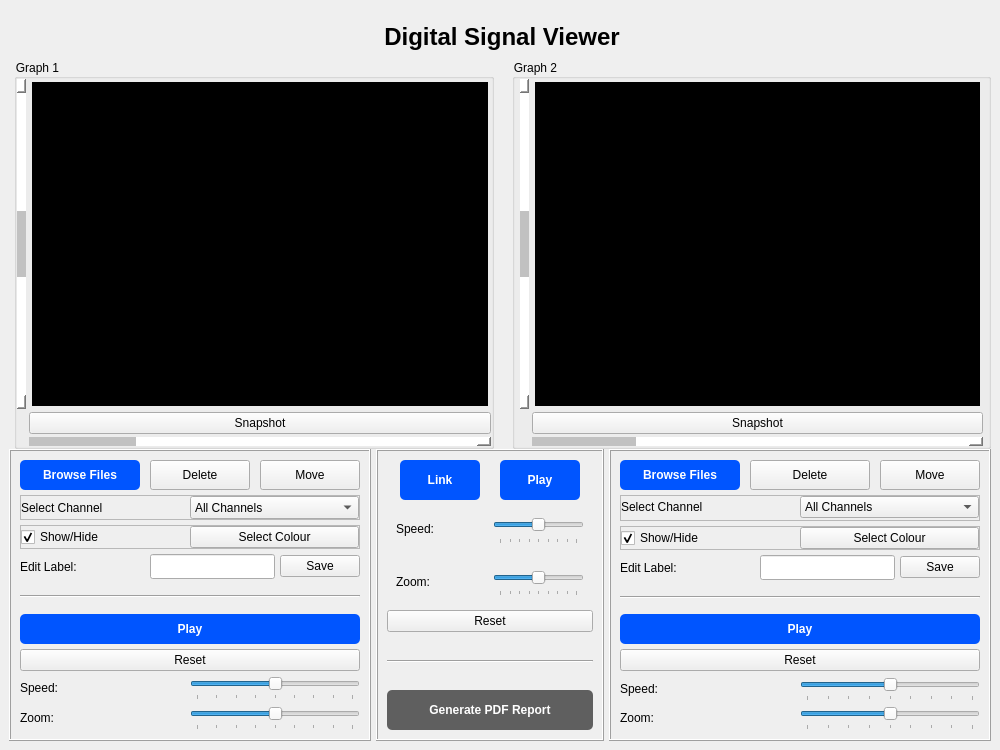
Before: the Qt Designer form task1.ui in OmarAtef0/Digital-Signal-Visualizer, drawn with Qt 5.
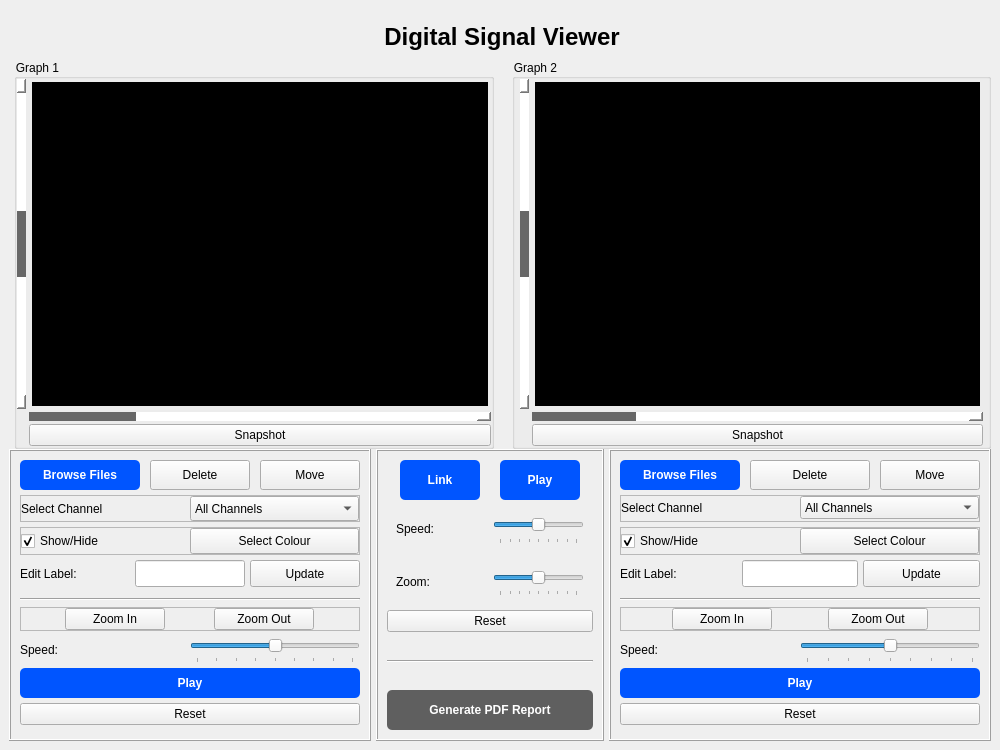
After: the same form once the commit is applied. Custom widgets are drawn as their Qt base class.

```diff
--- a/task1.ui
+++ b/task1.ui
@@ -351,7 +351,7 @@
 
 QScrollBar::handle:vertical
  {
- background-color: #c1c1c1;
+ background-color: #676767;
 }
 
 
@@ -408,50 +408,50 @@
                     </widget>
                    </item>
                    <item row="2" column="1">
-                    <widget class="QScrollBar" name="HorizontalScrollBar_1">
-                     <property name="sizePolicy">
-                      <sizepolicy hsizetype="Expanding" vsizetype="Expanding">
-                       <horstretch>0</horstretch>
-                       <verstretch>0</verstretch>
-                      </sizepolicy>
-                     </property>
-                     <property name="minimumSize">
-                      <size>
-                       <width>0</width>
-                       <height>9</height>
-                      </size>
-                     </property>
-                     <property name="maximumSize">
-                      <size>
-                       <width>16777215</width>
-                       <height>9</height>
-                      </size>
-                     </property>
-                     <property name="styleSheet">
-                      <string notr="true">QScrollBar:horizontal {
-	background-color: rgb(255, 255, 255);
-}
-
-QScrollBar::handle:horizontal {
- background-color: #c1c1c1;
-}
-</string>
-                     </property>
-                     <property name="pageStep">
-                      <number>30</number>
-                     </property>
-                     <property name="orientation">
-                      <enum>Qt::Horizontal</enum>
-                     </property>
-                    </widget>
-                   </item>
-                   <item row="1" column="1">
                     <widget class="QPushButton" name="snapshot_1">
                      <property name="text">
                       <string>Snapshot</string>
                      </property>
                     </widget>
                    </item>
+                   <item row="1" column="1">
+                    <widget class="QScrollBar" name="HorizontalScrollBar_1">
+                     <property name="sizePolicy">
+                      <sizepolicy hsizetype="Expanding" vsizetype="Expanding">
+                       <horstretch>0</horstretch>
+                       <verstretch>0</verstretch>
+                      </sizepolicy>
+                     </property>
+                     <property name="minimumSize">
+                      <size>
+                       <width>0</width>
+                       <height>9</height>
+                      </size>
+                     </property>
+                     <property name="maximumSize">
+                      <size>
+                       <width>16777215</width>
+                       <height>9</height>
+                      </size>
+                     </property>
+                     <property name="styleSheet">
+                      <string notr="true">QScrollBar:horizontal {
+	background-color: rgb(255, 255, 255);
+}
+
+QScrollBar::handle:horizontal {
+ background-color:rgb(103, 103, 103);
+}
+</string>
+                     </property>
+                     <property name="pageStep">
+                      <number>30</number>
+                     </property>
+                     <property name="orientation">
+                      <enum>Qt::Horizontal</enum>
+                     </property>
+                    </widget>
+                   </item>
                   </layout>
                  </widget>
                 </item>
@@ -538,6 +538,13 @@
                    <property name="spacing">
                     <number>3</number>
                    </property>
+                   <item row="2" column="1">
+                    <widget class="QPushButton" name="snapshot_2">
+                     <property name="text">
+                      <string>Snapshot</string>
+                     </property>
+                    </widget>
+                   </item>
                    <item row="0" column="0">
                     <widget class="QScrollBar" name="VerticalScrollBar_2">
                      <property name="sizePolicy">
@@ -565,8 +572,10 @@
 
 QScrollBar::handle:vertical
  {
- background-color: #c1c1c1;
+ background-color: #676767;
 }
+
+
 </string>
                      </property>
                      <property name="minimum">
@@ -616,7 +625,7 @@
                      </property>
                     </widget>
                    </item>
-                   <item row="2" column="1">
+                   <item row="1" column="1">
                     <widget class="QScrollBar" name="HorizontalScrollBar_2">
                      <property name="sizePolicy">
                       <sizepolicy hsizetype="Expanding" vsizetype="Expanding">
@@ -642,7 +651,7 @@
 }
 
 QScrollBar::handle:horizontal {
- background-color: #c1c1c1;
+ background-color: #676767;
 }
 </string>
                      </property>
@@ -654,13 +663,6 @@
                      </property>
                     </widget>
                    </item>
-                   <item row="1" column="1">
-                    <widget class="QPushButton" name="snapshot_2">
-                     <property name="text">
-                      <string>Snapshot</string>
-                     </property>
-                    </widget>
-                   </item>
                   </layout>
                  </widget>
                 </item>
@@ -1156,8 +1158,14 @@
                 </item>
                 <item>
                  <widget class="QPushButton" name="SaveButton_1">
+                  <property name="sizePolicy">
+                   <sizepolicy hsizetype="Expanding" vsizetype="Expanding">
+                    <horstretch>0</horstretch>
+                    <verstretch>0</verstretch>
+                   </sizepolicy>
+                  </property>
                   <property name="text">
-                   <string>Save</string>
+                   <string>Update</string>
                   </property>
                  </widget>
                 </item>
@@ -1222,27 +1230,15 @@
                   </property>
                  </widget>
                 </item>
-               </layout>
-              </widget>
-             </item>
              <item>
-              <widget class="QFrame" name="frame_22">
-               <property name="maximumSize">
-                <size>
-                 <width>16777215</width>
-                 <height>16777215</height>
-                </size>
-               </property>
+                 <widget class="QFrame" name="frame_2">
                <property name="frameShape">
-                <enum>QFrame::NoFrame</enum>
+                   <enum>QFrame::StyledPanel</enum>
                </property>
                <property name="frameShadow">
                 <enum>QFrame::Raised</enum>
                </property>
-               <property name="lineWidth">
-                <number>0</number>
-               </property>
-               <layout class="QVBoxLayout" name="verticalLayout_13">
+                  <layout class="QHBoxLayout" name="horizontalLayout_7">
                 <property name="spacing">
                  <number>5</number>
                 </property>
@@ -1259,7 +1255,7 @@
                  <number>0</number>
                 </property>
                 <item>
-                 <widget class="QPushButton" name="PlayPauseButton_1">
+                    <widget class="QPushButton" name="ZoomIn_1">
                   <property name="sizePolicy">
                    <sizepolicy hsizetype="Expanding" vsizetype="Expanding">
                     <horstretch>0</horstretch>
@@ -1268,45 +1264,53 @@
                   </property>
                   <property name="minimumSize">
                    <size>
-                    <width>80</width>
-                    <height>30</height>
+                       <width>50</width>
+                       <height>22</height>
                    </size>
                   </property>
                   <property name="maximumSize">
                    <size>
-                    <width>16777215</width>
+                       <width>100</width>
                     <height>16777215</height>
                    </size>
                   </property>
-                  <property name="font">
-                   <font>
-                    <bold>true</bold>
-                   </font>
-                  </property>
                   <property name="styleSheet">
-                   <string notr="true">
-
-QPushButton {
-    background-color: rgb(0, 85, 255);
-color:rgb(255, 255, 255);
-border-radius:5px;
-}
-
-QPushButton:hover {
-    background-color: rgb(0, 50, 150);
-}
-</string>
+                      <string notr="true"/>
                   </property>
                   <property name="text">
-                   <string>Play</string>
+                      <string>Zoom In</string>
                   </property>
                  </widget>
                 </item>
                 <item>
-                 <widget class="QPushButton" name="ResetButton_1">
+                    <widget class="QPushButton" name="ZoomOut_1">
+                     <property name="sizePolicy">
+                      <sizepolicy hsizetype="Expanding" vsizetype="Expanding">
+                       <horstretch>0</horstretch>
+                       <verstretch>0</verstretch>
+                      </sizepolicy>
+                     </property>
+                     <property name="minimumSize">
+                      <size>
+                       <width>100</width>
+                       <height>22</height>
+                      </size>
+                     </property>
+                     <property name="maximumSize">
+                      <size>
+                       <width>100</width>
+                       <height>16777215</height>
+                      </size>
+                     </property>
+                     <property name="styleSheet">
+                      <string notr="true"/>
+                     </property>
                   <property name="text">
-                   <string>Reset</string>
-                  </property>
+                      <string>Zoom Out</string>
+                     </property>
+                    </widget>
+                   </item>
+                  </layout>
                  </widget>
                 </item>
                </layout>
@@ -1393,6 +1397,9 @@
                   <property name="cursor">
                    <cursorShape>PointingHandCursor</cursorShape>
                   </property>
+                  <property name="styleSheet">
+                   <string notr="true"/>
+                  </property>
                   <property name="maximum">
                    <number>8</number>
                   </property>
@@ -1416,6 +1423,93 @@
                </layout>
               </widget>
              </item>
+             <item>
+              <widget class="QFrame" name="frame_22">
+               <property name="maximumSize">
+                <size>
+                 <width>16777215</width>
+                 <height>16777215</height>
+                </size>
+               </property>
+               <property name="frameShape">
+                <enum>QFrame::NoFrame</enum>
+               </property>
+               <property name="frameShadow">
+                <enum>QFrame::Raised</enum>
+               </property>
+               <property name="lineWidth">
+                <number>0</number>
+               </property>
+               <layout class="QVBoxLayout" name="verticalLayout_13">
+                <property name="spacing">
+                 <number>5</number>
+                </property>
+                <property name="leftMargin">
+                 <number>0</number>
+                </property>
+                <property name="topMargin">
+                 <number>0</number>
+                </property>
+                <property name="rightMargin">
+                 <number>0</number>
+                </property>
+                <property name="bottomMargin">
+                 <number>0</number>
+                </property>
+                <item>
+                 <widget class="QPushButton" name="PlayPauseButton_1">
+                  <property name="sizePolicy">
+                   <sizepolicy hsizetype="Expanding" vsizetype="Expanding">
+                    <horstretch>0</horstretch>
+                    <verstretch>0</verstretch>
+                   </sizepolicy>
+                  </property>
+                  <property name="minimumSize">
+                   <size>
+                    <width>80</width>
+                    <height>30</height>
+                   </size>
+                  </property>
+                  <property name="maximumSize">
+                   <size>
+                    <width>16777215</width>
+                    <height>16777215</height>
+                   </size>
+                  </property>
+                  <property name="font">
+                   <font>
+                    <bold>true</bold>
+                   </font>
+                  </property>
+                  <property name="styleSheet">
+                   <string notr="true">
+
+QPushButton {
+    background-color: rgb(0, 85, 255);
+color:rgb(255, 255, 255);
+border-radius:5px;
+}
+
+QPushButton:hover {
+    background-color: rgb(0, 50, 150);
+}
+</string>
+                  </property>
+                  <property name="text">
+                   <string>Play</string>
+                  </property>
+                 </widget>
+                </item>
+                <item>
+                 <widget class="QPushButton" name="ResetButton_1">
+                  <property name="text">
+                   <string>Reset</string>
+                  </property>
+                 </widget>
+                </item>
+               </layout>
+              </widget>
+             </item>
              <item>
               <widget class="QFrame" name="frame_21">
                <property name="maximumSize">
@@ -1449,77 +1543,6 @@
                 <property name="bottomMargin">
                  <number>0</number>
                 </property>
-                <item>
-                 <widget class="QLabel" name="label_16">
-                  <property name="sizePolicy">
-                   <sizepolicy hsizetype="Expanding" vsizetype="Expanding">
-                    <horstretch>0</horstretch>
-                    <verstretch>0</verstretch>
-                   </sizepolicy>
-                  </property>
-                  <property name="minimumSize">
-                   <size>
-                    <width>0</width>
-                    <height>15</height>
-                   </size>
-                  </property>
-                  <property name="maximumSize">
-                   <size>
-                    <width>16777215</width>
-                    <height>16777215</height>
-                   </size>
-                  </property>
-                  <property name="text">
-                   <string>Zoom:</string>
-                  </property>
-                 </widget>
-                </item>
-                <item>
-                 <widget class="QSlider" name="ZoomSlider_1">
-                  <property name="sizePolicy">
-                   <sizepolicy hsizetype="Expanding" vsizetype="Expanding">
-                    <horstretch>0</horstretch>
-                    <verstretch>0</verstretch>
-                   </sizepolicy>
-                  </property>
-                  <property name="minimumSize">
-                   <size>
-                    <width>0</width>
-                    <height>15</height>
-                   </size>
-                  </property>
-                  <property name="maximumSize">
-                   <size>
-                    <width>16777215</width>
-                    <height>16777215</height>
-                   </size>
-                  </property>
-                  <property name="cursor">
-                   <cursorShape>PointingHandCursor</cursorShape>
-                  </property>
-                  <property name="minimum">
-                   <number>0</number>
-                  </property>
-                  <property name="maximum">
-                   <number>8</number>
-                  </property>
-                  <property name="value">
-                   <number>4</number>
-                  </property>
-                  <property name="tracking">
-                   <bool>true</bool>
-                  </property>
-                  <property name="orientation">
-                   <enum>Qt::Horizontal</enum>
-                  </property>
-                  <property name="tickPosition">
-                   <enum>QSlider::TicksBelow</enum>
-                  </property>
-                  <property name="tickInterval">
-                   <number>0</number>
-                  </property>
-                 </widget>
-                </item>
                </layout>
               </widget>
              </item>
@@ -2443,8 +2466,14 @@
                 </item>
                 <item>
                  <widget class="QPushButton" name="SaveButton_2">
+                  <property name="sizePolicy">
+                   <sizepolicy hsizetype="Expanding" vsizetype="Expanding">
+                    <horstretch>0</horstretch>
+                    <verstretch>0</verstretch>
+                   </sizepolicy>
+                  </property>
                   <property name="text">
-                   <string>Save</string>
+                   <string>Update</string>
                   </property>
                  </widget>
                 </item>
@@ -2509,27 +2538,15 @@
                   </property>
                  </widget>
                 </item>
-               </layout>
-              </widget>
-             </item>
              <item>
-              <widget class="QFrame" name="frame_11">
-               <property name="maximumSize">
-                <size>
-                 <width>16777215</width>
-                 <height>16777215</height>
-                </size>
-               </property>
+                 <widget class="QFrame" name="frame_4">
                <property name="frameShape">
-                <enum>QFrame::NoFrame</enum>
+                   <enum>QFrame::StyledPanel</enum>
                </property>
                <property name="frameShadow">
                 <enum>QFrame::Raised</enum>
                </property>
-               <property name="lineWidth">
-                <number>0</number>
-               </property>
-               <layout class="QVBoxLayout" name="verticalLayout_11">
+                  <layout class="QHBoxLayout" name="horizontalLayout_8">
                 <property name="spacing">
                  <number>5</number>
                 </property>
@@ -2546,7 +2563,7 @@
                  <number>0</number>
                 </property>
                 <item>
-                 <widget class="QPushButton" name="PlayPauseButton_2">
+                    <widget class="QPushButton" name="ZoomIn_2">
                   <property name="sizePolicy">
                    <sizepolicy hsizetype="Expanding" vsizetype="Expanding">
                     <horstretch>0</horstretch>
@@ -2555,45 +2572,53 @@
                   </property>
                   <property name="minimumSize">
                    <size>
-                    <width>80</width>
-                    <height>30</height>
+                       <width>50</width>
+                       <height>22</height>
                    </size>
                   </property>
                   <property name="maximumSize">
                    <size>
-                    <width>16777215</width>
+                       <width>100</width>
                     <height>16777215</height>
                    </size>
                   </property>
-                  <property name="font">
-                   <font>
-                    <bold>true</bold>
-                   </font>
-                  </property>
                   <property name="styleSheet">
-                   <string notr="true">
-
-QPushButton {
-    background-color: rgb(0, 85, 255);
-color:rgb(255, 255, 255);
-border-radius:5px;
-}
-
-QPushButton:hover {
-    background-color: rgb(0, 50, 150);
-}
-</string>
+                      <string notr="true"/>
                   </property>
                   <property name="text">
-                   <string>Play</string>
+                      <string>Zoom In</string>
                   </property>
                  </widget>
                 </item>
                 <item>
-                 <widget class="QPushButton" name="ResetButton_2">
+                    <widget class="QPushButton" name="ZoomOut_2">
+                     <property name="sizePolicy">
+                      <sizepolicy hsizetype="Expanding" vsizetype="Expanding">
+                       <horstretch>0</horstretch>
+                       <verstretch>0</verstretch>
+                      </sizepolicy>
+                     </property>
+                     <property name="minimumSize">
+                      <size>
+                       <width>100</width>
+                       <height>22</height>
+                      </size>
+                     </property>
+                     <property name="maximumSize">
+                      <size>
+                       <width>100</width>
+                       <height>16777215</height>
+                      </size>
+                     </property>
+                     <property name="styleSheet">
+                      <string notr="true"/>
+                     </property>
                   <property name="text">
-                   <string>Reset</string>
-                  </property>
+                      <string>Zoom Out</string>
+                     </property>
+                    </widget>
+                   </item>
+                  </layout>
                  </widget>
                 </item>
                </layout>
@@ -2703,6 +2728,93 @@
                </layout>
               </widget>
              </item>
+             <item>
+              <widget class="QFrame" name="frame_11">
+               <property name="maximumSize">
+                <size>
+                 <width>16777215</width>
+                 <height>16777215</height>
+                </size>
+               </property>
+               <property name="frameShape">
+                <enum>QFrame::NoFrame</enum>
+               </property>
+               <property name="frameShadow">
+                <enum>QFrame::Raised</enum>
+               </property>
+               <property name="lineWidth">
+                <number>0</number>
+               </property>
+               <layout class="QVBoxLayout" name="verticalLayout_11">
+                <property name="spacing">
+                 <number>5</number>
+                </property>
+                <property name="leftMargin">
+                 <number>0</number>
+                </property>
+                <property name="topMargin">
+                 <number>0</number>
+                </property>
+                <property name="rightMargin">
+                 <number>0</number>
+                </property>
+                <property name="bottomMargin">
+                 <number>0</number>
+                </property>
+                <item>
+                 <widget class="QPushButton" name="PlayPauseButton_2">
+                  <property name="sizePolicy">
+                   <sizepolicy hsizetype="Expanding" vsizetype="Expanding">
+                    <horstretch>0</horstretch>
+                    <verstretch>0</verstretch>
+                   </sizepolicy>
+                  </property>
+                  <property name="minimumSize">
+                   <size>
+                    <width>80</width>
+                    <height>30</height>
+                   </size>
+                  </property>
+                  <property name="maximumSize">
+                   <size>
+                    <width>16777215</width>
+                    <height>16777215</height>
+                   </size>
+                  </property>
+                  <property name="font">
+                   <font>
+                    <bold>true</bold>
+                   </font>
+                  </property>
+                  <property name="styleSheet">
+                   <string notr="true">
+
+QPushButton {
+    background-color: rgb(0, 85, 255);
+color:rgb(255, 255, 255);
+border-radius:5px;
+}
+
+QPushButton:hover {
+    background-color: rgb(0, 50, 150);
+}
+</string>
+                  </property>
+                  <property name="text">
+                   <string>Play</string>
+                  </property>
+                 </widget>
+                </item>
+                <item>
+                 <widget class="QPushButton" name="ResetButton_2">
+                  <property name="text">
+                   <string>Reset</string>
+                  </property>
+                 </widget>
+                </item>
+               </layout>
+              </widget>
+             </item>
              <item>
               <widget class="QFrame" name="frame_13">
                <property name="maximumSize">
@@ -2736,77 +2848,6 @@
                 <property name="bottomMargin">
                  <number>0</number>
                 </property>
-                <item>
-                 <widget class="QLabel" name="label_10">
-                  <property name="sizePolicy">
-                   <sizepolicy hsizetype="Expanding" vsizetype="Expanding">
-                    <horstretch>0</horstretch>
-                    <verstretch>0</verstretch>
-                   </sizepolicy>
-                  </property>
-                  <property name="minimumSize">
-                   <size>
-                    <width>0</width>
-                    <height>15</height>
-                   </size>
-                  </property>
-                  <property name="maximumSize">
-                   <size>
-                    <width>16777215</width>
-                    <height>16777215</height>
-                   </size>
-                  </property>
-                  <property name="text">
-                   <string>Zoom:</string>
-                  </property>
-                 </widget>
-                </item>
-                <item>
-                 <widget class="QSlider" name="ZoomSlider_2">
-                  <property name="sizePolicy">
-                   <sizepolicy hsizetype="Expanding" vsizetype="Expanding">
-                    <horstretch>0</horstretch>
-                    <verstretch>0</verstretch>
-                   </sizepolicy>
-                  </property>
-                  <property name="minimumSize">
-                   <size>
-                    <width>0</width>
-                    <height>15</height>
-                   </size>
-                  </property>
-                  <property name="maximumSize">
-                   <size>
-                    <width>16777215</width>
-                    <height>16777215</height>
-                   </size>
-                  </property>
-                  <property name="cursor">
-                   <cursorShape>PointingHandCursor</cursorShape>
-                  </property>
-                  <property name="minimum">
-                   <number>0</number>
-                  </property>
-                  <property name="maximum">
-                   <number>8</number>
-                  </property>
-                  <property name="value">
-                   <number>4</number>
-                  </property>
-                  <property name="tracking">
-                   <bool>true</bool>
-                  </property>
-                  <property name="orientation">
-                   <enum>Qt::Horizontal</enum>
-                  </property>
-                  <property name="tickPosition">
-                   <enum>QSlider::TicksBelow</enum>
-                  </property>
-                  <property name="tickInterval">
-                   <number>0</number>
-                  </property>
-                 </widget>
-                </item>
                </layout>
               </widget>
              </item>
```
Lines whose indentation alone changed are shown as unchanged.
